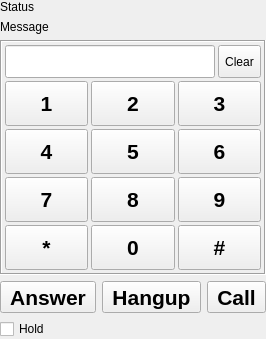
Before: the Qt Designer form qSIP/PhoneWidget.ui in soramimi/qSIP, drawn with Qt 5.
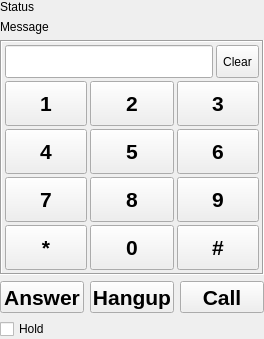
After: the same form once the commit is applied. Custom widgets are drawn as their Qt base class.

Commit message: コールバック関数

Patch:
```diff
--- a/qSIP/PhoneWidget.ui
+++ b/qSIP/PhoneWidget.ui
@@ -346,7 +346,7 @@
      <item>
       <widget class="QToolButton" name="toolButton_answer">
        <property name="sizePolicy">
-        <sizepolicy hsizetype="Expanding" vsizetype="Fixed">
+        <sizepolicy hsizetype="Ignored" vsizetype="Fixed">
          <horstretch>0</horstretch>
          <verstretch>0</verstretch>
         </sizepolicy>
@@ -366,7 +366,7 @@
      <item>
       <widget class="QToolButton" name="toolButton_hangup">
        <property name="sizePolicy">
-        <sizepolicy hsizetype="Expanding" vsizetype="Fixed">
+        <sizepolicy hsizetype="Ignored" vsizetype="Fixed">
          <horstretch>0</horstretch>
          <verstretch>0</verstretch>
         </sizepolicy>
@@ -386,7 +386,7 @@
      <item>
       <widget class="QToolButton" name="toolButton_call">
        <property name="sizePolicy">
-        <sizepolicy hsizetype="Expanding" vsizetype="Fixed">
+        <sizepolicy hsizetype="Ignored" vsizetype="Fixed">
          <horstretch>0</horstretch>
          <verstretch>0</verstretch>
         </sizepolicy>
```
The commit also changes 2 other files.
